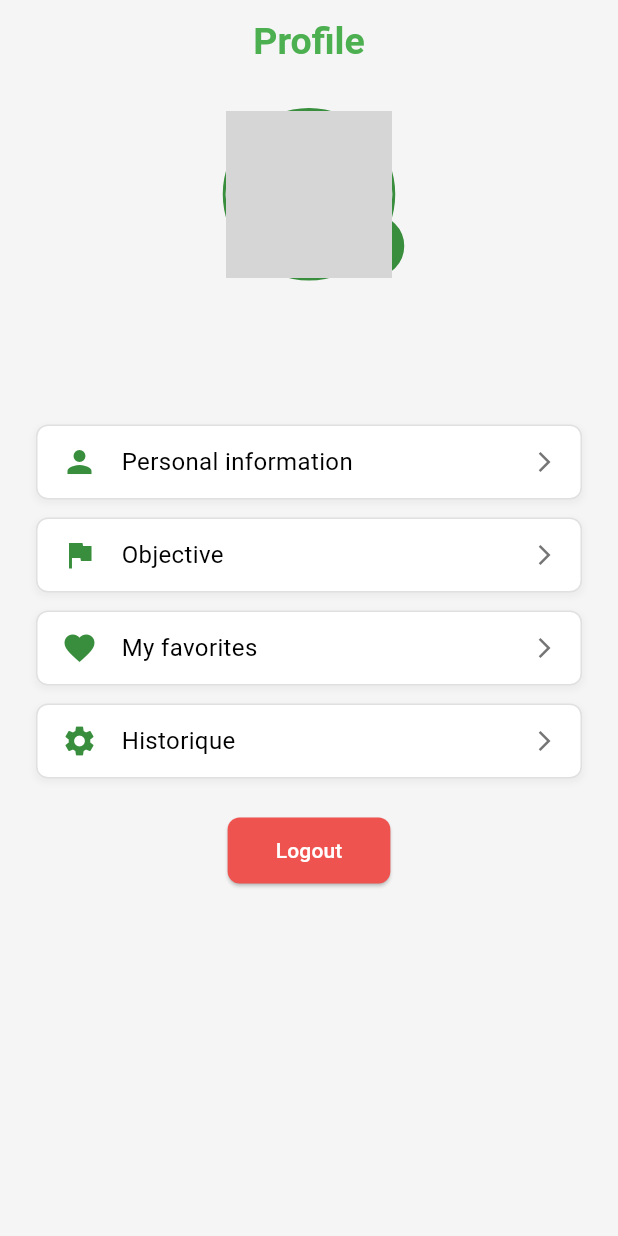
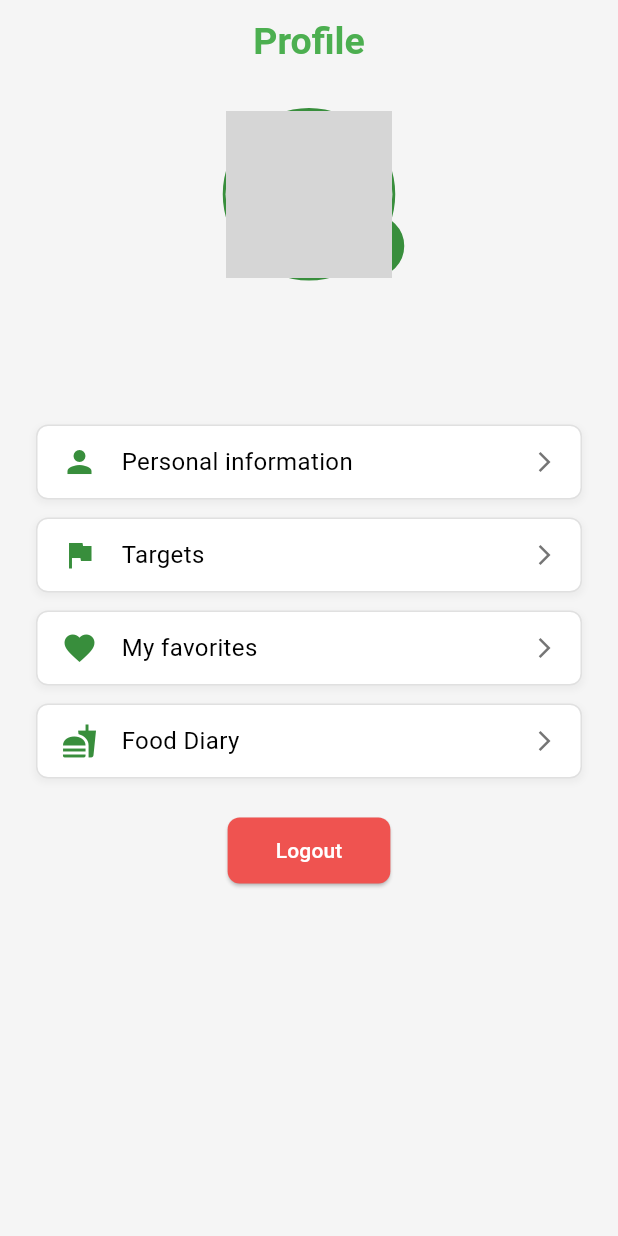
Before and after one commit to Fatma-Gaida/virtual-nutritionist, a Flutter app: the ProfileScreen screen opened directly, on a phone screen of 412 x 824 dp. Run offline on Flutter 3.47's test engine with Material 3 defaults, Android fonts, the phone set to English and light mode, and no system bars; our stand-ins replace dio, flutter_bloc, get, percent_indicator, shared_preferences; missing offline and left inert: dart:js; accounts and stored records are empty; Roboto replaces fonts that are missing (Poppins); grey boxes are pictures that could not be loaded.

Commit message:
updated version for the report

```diff
--- a/flutter_application/lib/screens/dashboard_screen.dart
+++ b/flutter_application/lib/screens/dashboard_screen.dart
@@ -55,7 +55,7 @@ class _DashboardScreenState extends State<DashboardScreen> {
               _buildWeightChart(),
               _buildCalorieChart(),
               _buildNutrientCards(),
-              _buildWaterIntakeCard(),
+              //_buildWaterIntakeCard(),
               SizedBox(height: 80), // Space for bottom navigation
             ],
           ),
@@ -460,6 +460,8 @@ class _DashboardScreenState extends State<DashboardScreen> {
     );
   }
 
+  /*
+  // Water intake card
   Widget _buildWaterIntakeCard() {
     return Padding(
       padding: const EdgeInsets.all(16.0),
@@ -523,7 +525,7 @@ class _DashboardScreenState extends State<DashboardScreen> {
         ),
       ),
     );
-  }
+  }*/
   }
 
 
--- a/flutter_application/lib/screens/profil_screen.dart
+++ b/flutter_application/lib/screens/profil_screen.dart
@@ -546,7 +546,7 @@ class ProfileScreen extends StatelessWidget {
                   ),
                   const SizedBox(height: 12),
                   ProfileMenu(
-                    text: "Objective",
+                    text: "Targets",
                     icon: Icons.flag,
                     press: () {
                       // Navigate to objectives page
@@ -562,8 +562,8 @@ class ProfileScreen extends StatelessWidget {
                   ),
                   const SizedBox(height: 12),
                   ProfileMenu(
-                    text: "Historique",
-                    icon: Icons.settings,
+                    text: "Food Diary",
+                    icon: Icons.fastfood,
                     press: () {
                       // Navigate to settings page
                     },
```
